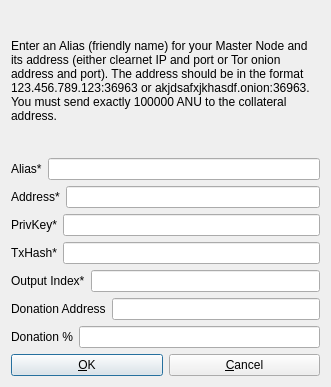
The window that src/qt/forms/addeditadrenalinenode.ui (anucore/anucore) describes before a commit, drawn with Qt 5.
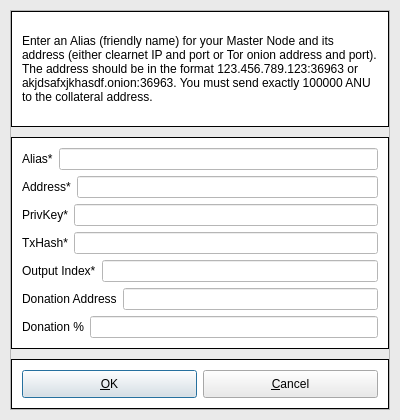
The same window after the commit.

Patch:
```diff
--- a/src/qt/forms/addeditadrenalinenode.ui
+++ b/src/qt/forms/addeditadrenalinenode.ui
@@ -6,25 +6,93 @@
    <rect>
     <x>0</x>
     <y>0</y>
-    <width>331</width>
-    <height>387</height>
+    <width>400</width>
+    <height>420</height>
    </rect>
   </property>
   <property name="windowTitle">
    <string>Add/Edit AnuCoin Node</string>
   </property>
+  <property name="styleSheet">
+   <string notr="true">background-color: #eaeaea</string>
+  </property>
   <property name="modal">
    <bool>true</bool>
   </property>
   <layout class="QVBoxLayout" name="verticalLayout">
+   <property name="leftMargin">
+    <number>10</number>
+   </property>
+   <property name="topMargin">
+    <number>10</number>
+   </property>
+   <property name="rightMargin">
+    <number>10</number>
+   </property>
+   <property name="bottomMargin">
+    <number>10</number>
+   </property>
+   <item>
+    <widget class="QFrame" name="frame">
+     <property name="minimumSize">
+      <size>
+       <width>0</width>
+       <height>100</height>
+      </size>
+     </property>
+     <property name="frameShape">
+      <enum>QFrame::StyledPanel</enum>
+     </property>
+     <property name="frameShadow">
+      <enum>QFrame::Raised</enum>
+     </property>
+     <layout class="QVBoxLayout" name="verticalLayout_3">
+      <property name="leftMargin">
+       <number>0</number>
+      </property>
+      <property name="topMargin">
+       <number>0</number>
+      </property>
+      <property name="rightMargin">
+       <number>0</number>
+      </property>
+      <property name="bottomMargin">
+       <number>0</number>
+      </property>
+      <item>
+       <layout class="QVBoxLayout" name="verticalLayout_2">
+        <property name="spacing">
+         <number>10</number>
+        </property>
+        <item>
+         <widget class="QFrame" name="frame_2">
+          <property name="styleSheet">
+           <string notr="true">#frame_2 {
+    background-color: #fff;
+    border: 1px solid black;
+}</string>
+          </property>
+          <property name="frameShape">
+           <enum>QFrame::StyledPanel</enum>
+          </property>
+          <property name="frameShadow">
+           <enum>QFrame::Raised</enum>
+          </property>
+          <layout class="QHBoxLayout" name="horizontalLayout_10">
+           <property name="leftMargin">
+            <number>10</number>
+           </property>
    <item>
     <widget class="QLabel" name="label_9">
      <property name="sizePolicy">
-      <sizepolicy hsizetype="Preferred" vsizetype="Expanding">
+              <sizepolicy hsizetype="Preferred" vsizetype="Preferred">
        <horstretch>0</horstretch>
        <verstretch>0</verstretch>
       </sizepolicy>
      </property>
+             <property name="styleSheet">
+              <string notr="true">background-color: #fff</string>
+             </property>
      <property name="text">
       <string>&lt;html&gt;&lt;head/&gt;&lt;body&gt;&lt;p&gt;Enter an Alias (friendly name) for your Master Node and its address (either clearnet IP and port or Tor onion address and port). The address should be in the format 123.456.789.123:36963 or akjdsafxjkhasdf.onion:36963. You must send exactly 100000 ANU to the collateral address.&lt;/p&gt;&lt;/body&gt;&lt;/html&gt;</string>
      </property>
@@ -33,6 +101,36 @@
      </property>
     </widget>
    </item>
+          </layout>
+         </widget>
+        </item>
+        <item>
+         <widget class="QFrame" name="frame_3">
+          <property name="styleSheet">
+           <string notr="true">#frame_3 {
+    background-color: #fff;
+    border: 1px solid black;
+}</string>
+          </property>
+          <property name="frameShape">
+           <enum>QFrame::StyledPanel</enum>
+          </property>
+          <property name="frameShadow">
+           <enum>QFrame::Raised</enum>
+          </property>
+          <layout class="QVBoxLayout" name="verticalLayout_4">
+           <property name="leftMargin">
+            <number>10</number>
+           </property>
+           <property name="topMargin">
+            <number>10</number>
+           </property>
+           <property name="rightMargin">
+            <number>10</number>
+           </property>
+           <property name="bottomMargin">
+            <number>10</number>
+           </property>
    <item>
     <layout class="QHBoxLayout" name="horizontalLayout_4">
      <property name="bottomMargin">
@@ -40,13 +138,20 @@
      </property>
      <item>
       <widget class="QLabel" name="label_4">
+               <property name="styleSheet">
+                <string notr="true">background-color: #fff</string>
+               </property>
        <property name="text">
         <string>Alias*</string>
        </property>
       </widget>
      </item>
      <item>
-      <widget class="QLineEdit" name="aliasLineEdit"/>
+              <widget class="QLineEdit" name="aliasLineEdit">
+               <property name="styleSheet">
+                <string notr="true">background-color: #fff</string>
+               </property>
+              </widget>
      </item>
     </layout>
    </item>
@@ -57,13 +162,20 @@
      </property>
      <item>
       <widget class="QLabel" name="label_6">
+               <property name="styleSheet">
+                <string notr="true">background-color: #fff</string>
+               </property>
        <property name="text">
         <string>Address*</string>
        </property>
       </widget>
      </item>
      <item>
-      <widget class="QLineEdit" name="addressLineEdit"/>
+              <widget class="QLineEdit" name="addressLineEdit">
+               <property name="styleSheet">
+                <string notr="true">background-color: #fff</string>
+               </property>
+              </widget>
      </item>
     </layout>
    </item>
@@ -74,13 +186,20 @@
      </property>
      <item>
       <widget class="QLabel" name="label_5">
+               <property name="styleSheet">
+                <string notr="true">background-color: #fff</string>
+               </property>
        <property name="text">
         <string>PrivKey*</string>
        </property>
       </widget>
      </item>
      <item>
-      <widget class="QLineEdit" name="privkeyLineEdit"/>
+              <widget class="QLineEdit" name="privkeyLineEdit">
+               <property name="styleSheet">
+                <string notr="true">background-color: #fff</string>
+               </property>
+              </widget>
      </item>
     </layout>
    </item>
@@ -91,13 +210,20 @@
      </property>
      <item>
       <widget class="QLabel" name="label_2">
+               <property name="styleSheet">
+                <string notr="true">background-color: #fff</string>
+               </property>
        <property name="text">
         <string>TxHash*</string>
        </property>
       </widget>
      </item>
      <item>
-      <widget class="QLineEdit" name="txhashLineEdit"/>
+              <widget class="QLineEdit" name="txhashLineEdit">
+               <property name="styleSheet">
+                <string notr="true">background-color: #fff</string>
+               </property>
+              </widget>
      </item>
     </layout>
    </item>
@@ -108,13 +234,20 @@
      </property>
      <item>
       <widget class="QLabel" name="label_8">
+               <property name="styleSheet">
+                <string notr="true">background-color: #fff</string>
+               </property>
        <property name="text">
         <string>Output Index*</string>
        </property>
       </widget>
      </item>
      <item>
-      <widget class="QLineEdit" name="outputindexLineEdit"/>
+              <widget class="QLineEdit" name="outputindexLineEdit">
+               <property name="styleSheet">
+                <string notr="true">background-color: #fff</string>
+               </property>
+              </widget>
      </item>
     </layout>
    </item>
@@ -125,13 +258,20 @@
      </property>
      <item>
       <widget class="QLabel" name="label_3">
+               <property name="styleSheet">
+                <string notr="true">background-color: #fff</string>
+               </property>
        <property name="text">
         <string>Donation Address</string>
        </property>
       </widget>
      </item> 
      <item>
-      <widget class="QLineEdit" name="donationaddressLineEdit"/>
+              <widget class="QLineEdit" name="donationaddressLineEdit">
+               <property name="styleSheet">
+                <string notr="true">background-color: #fff</string>
+               </property>
+              </widget>
      </item>
     </layout>
    </item>
@@ -142,20 +282,69 @@
      </property>
      <item>
       <widget class="QLabel" name="label_7">
+               <property name="styleSheet">
+                <string notr="true">background-color: #fff</string>
+               </property>
        <property name="text">
         <string>Donation %</string>
        </property>
       </widget>
      </item>
      <item>
-      <widget class="QLineEdit" name="donationpercentageLineEdit"/>
+              <widget class="QLineEdit" name="donationpercentageLineEdit">
+               <property name="styleSheet">
+                <string notr="true">background-color: #fff</string>
+               </property>
+              </widget>
      </item>
     </layout>
    </item>
+          </layout>
+         </widget>
+        </item>
+        <item>
+         <widget class="QFrame" name="frame_4">
+          <property name="maximumSize">
+           <size>
+            <width>16777215</width>
+            <height>50</height>
+           </size>
+          </property>
+          <property name="styleSheet">
+           <string notr="true">#frame_4 {
+    background-color: #fff;
+    border: 1px solid black;
+}</string>
+          </property>
+          <property name="frameShape">
+           <enum>QFrame::StyledPanel</enum>
+          </property>
+          <property name="frameShadow">
+           <enum>QFrame::Raised</enum>
+          </property>
+          <layout class="QHBoxLayout" name="horizontalLayout_11">
+           <property name="leftMargin">
+            <number>10</number>
+           </property>
+           <property name="topMargin">
+            <number>10</number>
+           </property>
+           <property name="rightMargin">
+            <number>10</number>
+           </property>
+           <property name="bottomMargin">
+            <number>10</number>
+           </property>
    <item>
     <layout class="QHBoxLayout" name="horizontalLayout_Buttons">
      <item>
       <widget class="QPushButton" name="okButton">
+               <property name="sizePolicy">
+                <sizepolicy hsizetype="Preferred" vsizetype="Preferred">
+                 <horstretch>0</horstretch>
+                 <verstretch>0</verstretch>
+                </sizepolicy>
+               </property>
        <property name="text">
         <string>&amp;OK</string>
        </property>
@@ -163,6 +352,12 @@
      </item>
      <item>
       <widget class="QPushButton" name="cancelButton">
+               <property name="sizePolicy">
+                <sizepolicy hsizetype="Preferred" vsizetype="Preferred">
+                 <horstretch>0</horstretch>
+                 <verstretch>0</verstretch>
+                </sizepolicy>
+               </property>
        <property name="text">
         <string>&amp;Cancel</string>
        </property>
@@ -172,6 +367,14 @@
       </widget>
      </item>
     </layout>
+           </item>
+          </layout>
+         </widget>
+        </item>
+       </layout>
+      </item>
+     </layout>
+    </widget>
    </item>
   </layout>
  </widget>
```
Left out of the diff: 2 changed lines with no effect on the pictures. Lines whose indentation alone changed are shown as unchanged.
